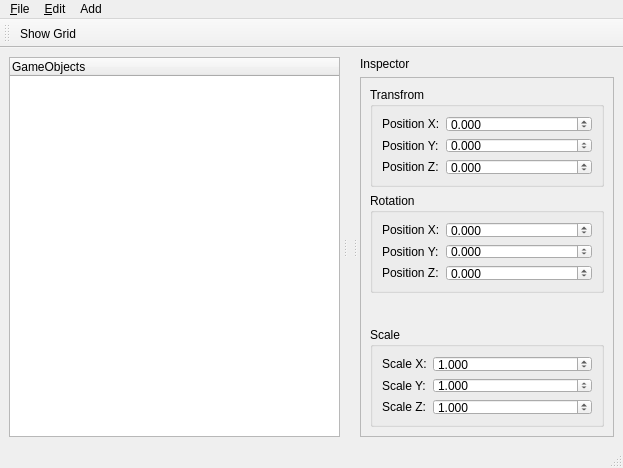
The window that source/platforms/qt/MainWindow.ui (alanhaugen/gameengine) describes before a commit, drawn with Qt 5.
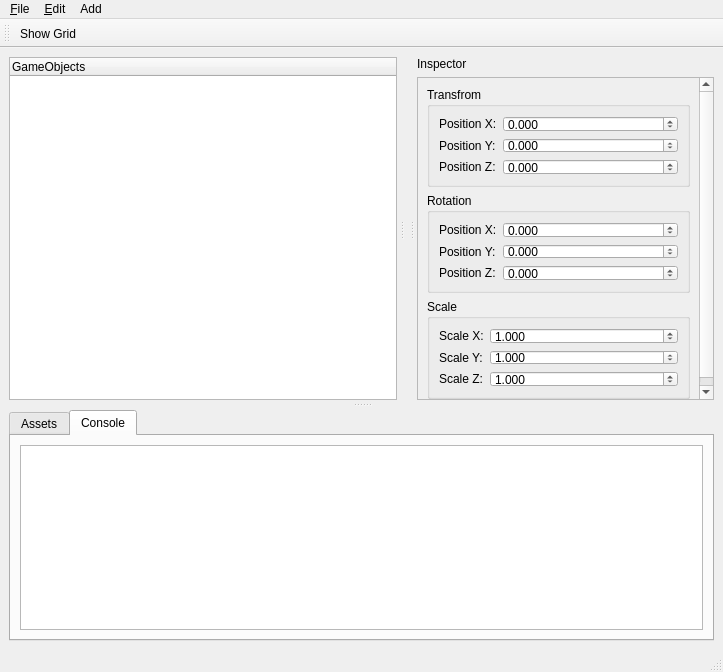
The same window after the commit.

```diff
--- a/source/platforms/qt/MainWindow.ui
+++ b/source/platforms/qt/MainWindow.ui
@@ -6,8 +6,8 @@
    <rect>
     <x>0</x>
     <y>0</y>
-    <width>623</width>
-    <height>468</height>
+    <width>723</width>
+    <height>672</height>
    </rect>
   </property>
   <property name="windowTitle">
@@ -16,6 +16,22 @@
   <widget class="QWidget" name="centralwidget">
    <layout class="QGridLayout" name="gridLayout">
     <item row="0" column="0">
+     <widget class="QSplitter" name="splitter_2">
+      <property name="frameShape">
+       <enum>QFrame::Shape::NoFrame</enum>
+      </property>
+      <property name="frameShadow">
+       <enum>QFrame::Shadow::Plain</enum>
+      </property>
+      <property name="orientation">
+       <enum>Qt::Orientation::Vertical</enum>
+      </property>
+      <property name="handleWidth">
+       <number>10</number>
+      </property>
+      <property name="childrenCollapsible">
+       <bool>false</bool>
+      </property>
      <widget class="QSplitter" name="splitter">
       <property name="orientation">
        <enum>Qt::Orientation::Horizontal</enum>
@@ -74,8 +90,8 @@
             <rect>
              <x>0</x>
              <y>0</y>
-             <width>211</width>
-             <height>364</height>
+              <width>231</width>
+              <height>324</height>
             </rect>
            </property>
            <property name="sizePolicy">
@@ -349,6 +365,37 @@
          </widget>
         </item>
        </layout>
+       </widget>
+      </widget>
+      <widget class="QTabWidget" name="tabWidget">
+       <property name="minimumSize">
+        <size>
+         <width>0</width>
+         <height>100</height>
+        </size>
+       </property>
+       <property name="currentIndex">
+        <number>1</number>
+       </property>
+       <widget class="QWidget" name="Assets">
+        <attribute name="title">
+         <string>Assets</string>
+        </attribute>
+       </widget>
+       <widget class="QWidget" name="Console">
+        <attribute name="title">
+         <string>Console</string>
+        </attribute>
+        <layout class="QVBoxLayout" name="verticalLayout">
+         <item>
+          <widget class="QPlainTextEdit" name="LoggerText">
+           <property name="readOnly">
+            <bool>true</bool>
+           </property>
+          </widget>
+         </item>
+        </layout>
+       </widget>
       </widget>
      </widget>
     </item>
@@ -360,7 +407,7 @@
     <rect>
      <x>0</x>
      <y>0</y>
-     <width>623</width>
+     <width>723</width>
      <height>17</height>
     </rect>
    </property>
```
Left out of the diff: 24 changed lines with no effect on the pictures. Lines whose indentation alone changed are shown as unchanged.
